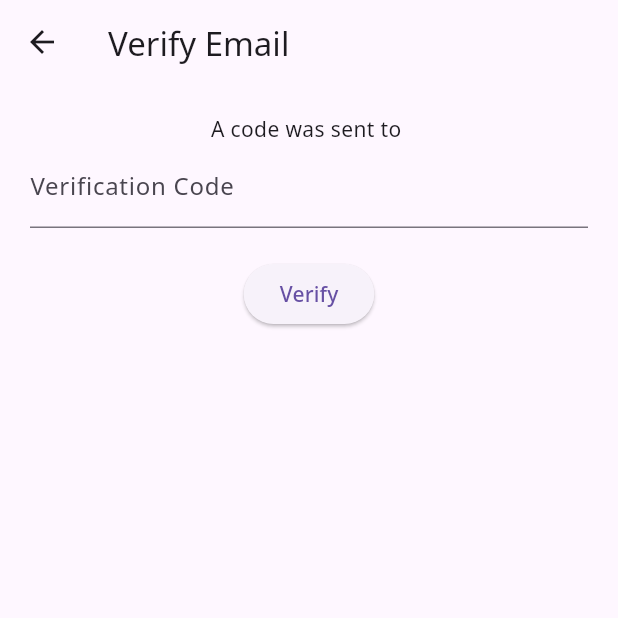
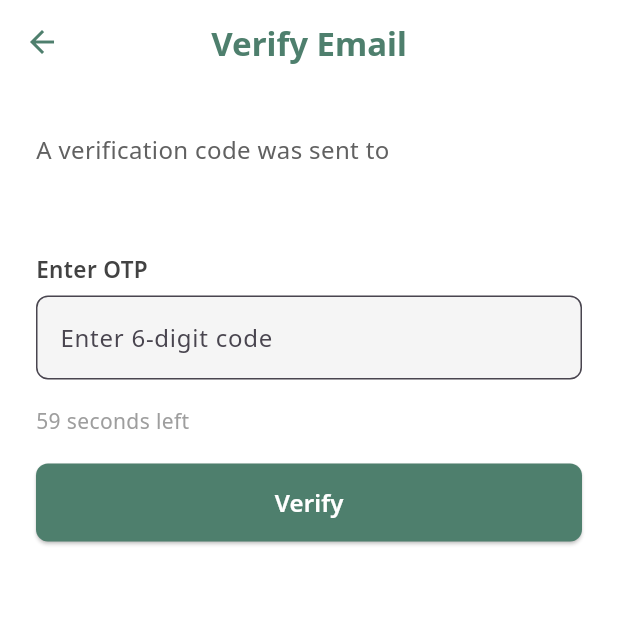
Before and after one commit to Shruthinaya189/german_bharatham_admin, a Flutter app: the EmailCodePage screen opened directly with empty values, on a phone screen of 412 x 824 dp, the top half of it. Run offline on Flutter 3.47's test engine with Material 3 defaults, Android fonts, the phone set to English and light mode, and no system bars; our stand-ins replace flutter_local_notifications, flutter_map, font_awesome_flutter, geolocator, google_fonts, google_sign_in and 4 more; missing offline and left inert: razorpay_flutter; accounts and stored records are empty.

Commit message:
Fix: OTP verification now returns user and token; frontend saves session after verification; improved signup flow

```diff
--- a/frontend/user/lib/main.dart
+++ b/frontend/user/lib/main.dart
@@ -948,9 +948,16 @@ class _AuthPageState extends State<AuthPage> {
                 width: double.infinity,
                 height: 52,
                 child: ElevatedButton(
-                  onPressed: loginUser,
-                  style: ElevatedButton.styleFrom(backgroundColor: primaryGreen, shape: RoundedRectangleBorder(borderRadius: BorderRadius.circular(8))),
-                  child: const Text('Login', style: TextStyle(fontSize: 17,color: Colors.white, fontWeight: FontWeight.w600)),
+                  onPressed: () {
+                    final email = _emailController.text.trim();
+                    sendVerificationCodeAndNavigate(context, email);
+                  },
+                  style: ElevatedButton.styleFrom(
+                    backgroundColor: primaryGreen,
+                    shape: RoundedRectangleBorder(borderRadius: BorderRadius.circular(8)),
+                  ),
+                  child: const Text('Sign up',
+                      style: TextStyle(fontSize: 16,color: Colors.white, fontWeight: FontWeight.w600)),
                 ),
               ),
 
@@ -1261,7 +1268,10 @@ class _SignupPageState extends State<SignupPage> {
                 width: double.infinity,
                 height: 52,
                 child: ElevatedButton(
-                  onPressed: registerUser,
+                  onPressed: () {
+                    final email = _emailController.text.trim();
+                    sendVerificationCodeAndNavigate(context, email);
+                  },
                   style: ElevatedButton.styleFrom(
                     backgroundColor: primaryGreen,
                     shape: RoundedRectangleBorder(borderRadius: BorderRadius.circular(8)),
@@ -1574,9 +1584,36 @@ class _EmailCodePageState extends State<EmailCodePage> {
   final TextEditingController _codeController = TextEditingController();
   bool _verifying = false;
   String? _error;
+  int _secondsLeft = 60;
+  Timer? _timer;
+  bool _resent = false;
+
+  @override
+  void initState() {
+    super.initState();
+    _startTimer();
+  }
+
+  void _startTimer() {
+    _timer?.cancel();
+    setState(() {
+      _secondsLeft = 60;
+      _resent = false;
+    });
+    _timer = Timer.periodic(const Duration(seconds: 1), (timer) {
+      if (_secondsLeft > 0) {
+        setState(() {
+          _secondsLeft--;
+        });
+      } else {
+        timer.cancel();
+      }
+    });
+  }
 
   @override
   void dispose() {
+    _timer?.cancel();
     _codeController.dispose();
     super.dispose();
   }
@@ -1593,39 +1630,129 @@ class _EmailCodePageState extends State<EmailCodePage> {
     );
     setState(() => _verifying = false);
     if (response.statusCode == 200) {
-      // Success: go to location permission page
+      // Save user session from response
+      try {
+        final data = jsonDecode(response.body);
+        final user = data['user'];
+        await UserSession.instance.save(
+          userId: user['_id'].toString(),
+          token: data['token'].toString(),
+          name: user['name'].toString(),
+          email: user['email'].toString(),
+          phone: user['phone']?.toString(),
+          photoBase64: user['photo']?.toString(),
+        );
+        SavedManager.instance.switchUser(user['_id'].toString());
+      } catch (e) {
+        debugPrint('Session save error: $e');
+      }
       Navigator.pushReplacement(
         context,
         MaterialPageRoute(builder: (_) => const LocationPermissionPage()),
       );
     } else {
-      // Failure: go back to signup with error
-      Navigator.pop(context);
+      setState(() {
+        _error = 'Invalid code or expired.';
+      });
+    }
+  }
+
+  Future<void> _resendCode() async {
+    setState(() {
+      _verifying = true;
+      _error = null;
+    });
+    final response = await http.post(
+      Uri.parse(ApiConfig.baseUrl + '/api/user/send-verification-code'),
+      headers: {"Content-Type": "application/json"},
+      body: jsonEncode({"email": widget.email}),
+    );
+    setState(() {
+      _verifying = false;
+      _resent = true;
+    });
+    if (response.statusCode == 200) {
+      _startTimer();
       ScaffoldMessenger.of(context).showSnackBar(
-        const SnackBar(content: Text('Email is not valid or code expired')),
+        const SnackBar(content: Text('OTP resent!')),
       );
+    } else {
+      setState(() {
+        _error = 'Failed to resend OTP.';
+      });
     }
   }
 
   @override
   Widget build(BuildContext context) {
+    const Color primaryGreen = Color(0xFF4E7F6D);
     return Scaffold(
-      appBar: AppBar(title: const Text('Verify Email')),
+      appBar: AppBar(
+        backgroundColor: Colors.white,
+        elevation: 0,
+        leading: IconButton(
+          icon: const Icon(Icons.arrow_back, color: primaryGreen),
+          onPressed: () => Navigator.of(context).pop(),
+        ),
+        title: const Text('Verify Email', style: TextStyle(color: primaryGreen, fontWeight: FontWeight.w700)),
+        centerTitle: true,
+      ),
+      backgroundColor: Colors.white,
       body: Padding(
-        padding: const EdgeInsets.all(20),
+        padding: const EdgeInsets.symmetric(horizontal: 24, vertical: 32),
         child: Column(
+          crossAxisAlignment: CrossAxisAlignment.start,
           children: [
-            Text('A code was sent to ${widget.email}'),
+            Text('A verification code was sent to', style: TextStyle(fontSize: 16, color: Colors.grey[700])),
+            const SizedBox(height: 4),
+            Text(widget.email, style: const TextStyle(fontSize: 18, fontWeight: FontWeight.bold)),
+            const SizedBox(height: 28),
+            Text('Enter OTP', style: TextStyle(fontSize: 15, color: Colors.grey[800], fontWeight: FontWeight.w600)),
+            const SizedBox(height: 8),
             TextField(
               controller: _codeController,
-              decoration: const InputDecoration(labelText: 'Verification Code'),
+              keyboardType: TextInputType.number,
+              maxLength: 6,
+              decoration: InputDecoration(
+                counterText: '',
+                border: OutlineInputBorder(borderRadius: BorderRadius.circular(8)),
+                hintText: 'Enter 6-digit code',
+                filled: true,
+                fillColor: Colors.grey[100],
+              ),
             ),
-            const SizedBox(height: 20),
+            const SizedBox(height: 18),
             if (_error != null)
-              Text(_error!, style: const TextStyle(color: Colors.red)),
-            ElevatedButton(
-              onPressed: _verifying ? null : _verifyCode,
-              child: _verifying ? const CircularProgressIndicator() : const Text('Verify'),
+              Padding(
+                padding: const EdgeInsets.only(bottom: 10),
+                child: Text(_error!, style: const TextStyle(color: Colors.red, fontSize: 14)),
+              ),
+            Row(
+              mainAxisAlignment: MainAxisAlignment.spaceBetween,
+              children: [
+                if (_secondsLeft > 0)
+                  Text('$_secondsLeft seconds left', style: const TextStyle(color: Colors.grey)),
+                if (_secondsLeft == 0)
+                  TextButton(
+                    onPressed: _verifying ? null : _resendCode,
+                    child: const Text('Resend OTP', style: TextStyle(color: primaryGreen, fontWeight: FontWeight.w600)),
+                  ),
+              ],
+            ),
+            const SizedBox(height: 18),
+            SizedBox(
+              width: double.infinity,
+              height: 52,
+              child: ElevatedButton(
+                onPressed: (_secondsLeft > 0 && !_verifying) ? _verifyCode : null,
+                style: ElevatedButton.styleFrom(
+                  backgroundColor: primaryGreen,
+                  shape: RoundedRectangleBorder(borderRadius: BorderRadius.circular(8)),
+                ),
+                child: _verifying
+                    ? const SizedBox(width: 24, height: 24, child: CircularProgressIndicator(strokeWidth: 2, color: Colors.white))
+                    : const Text('Verify', style: TextStyle(fontSize: 16, color: Colors.white, fontWeight: FontWeight.w600)),
+              ),
             ),
           ],
         ),
```
Also changed, not shown: 1 other file.
